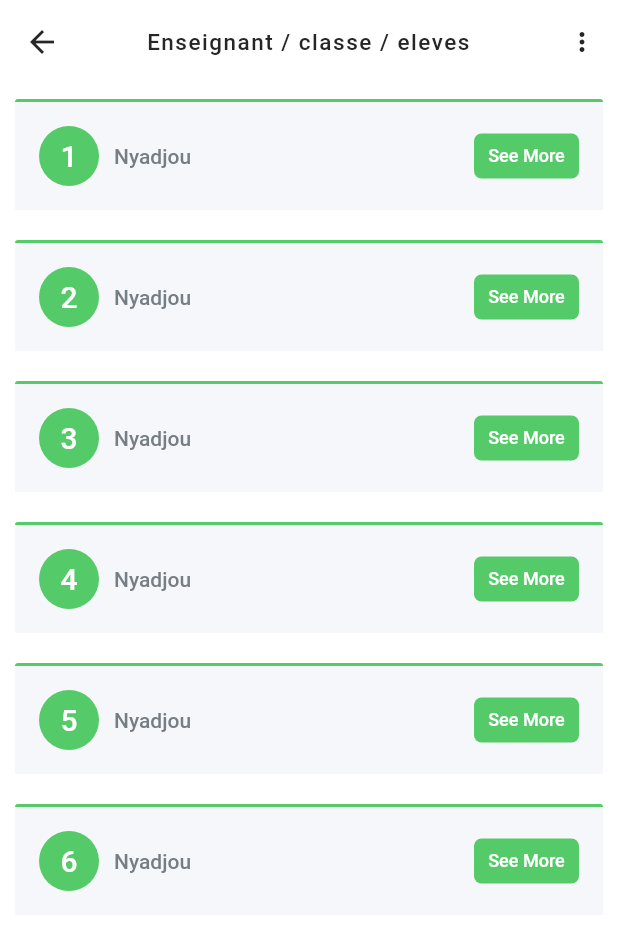
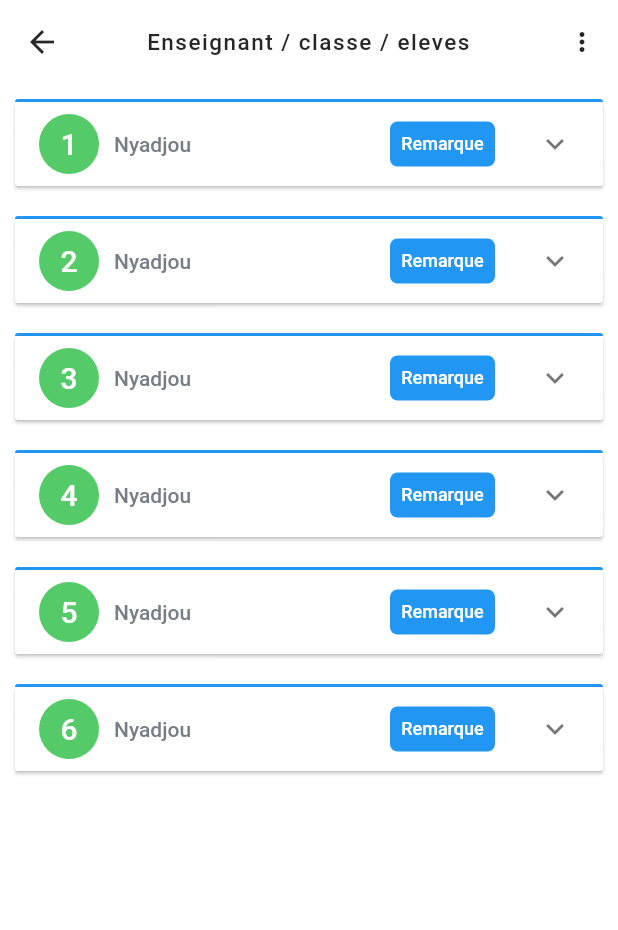
Before and after one commit to geekers-donald237/wasa, a Flutter app: the TeacherStudentsList screen opened directly, on a phone screen of 412 x 824 dp. Shown: the top 930 px of the screen. Run offline on Flutter 3.47's test engine with Material 2 defaults, Android fonts, the phone set to English and light mode, and no system bars; generated files the repository leaves out were written again; Roboto replaces fonts that are missing (Work Sans).

Commit message:
teacher page

```diff
--- a/lib/config/utils/custom_dialog.dart
+++ b/lib/config/utils/custom_dialog.dart
@@ -82,3 +82,37 @@ void showAddChildrenModal(BuildContext context) {
     },
   );
 }
+
+void showRemarqModal(BuildContext context) {
+  showDialog(
+    context: context,
+    builder: (BuildContext context) {
+      var height = MediaQuery.of(context).size.height;
+      var width = MediaQuery.of(context).size.width;
+
+      return AlertDialog(
+        title: Text('Ajouter une Remarque',
+            textAlign: TextAlign.center,
+            style: AppStyle.customTextStyle(AppStyle.kGreyColor, kFontsize20)),
+        content: Column(
+          mainAxisSize: MainAxisSize.min,
+          children: [
+            CustomTextField(
+              icon: Icons.monitor_heart_outlined,
+              hintText: 'Type de L\'incident',
+            ),
+            TextAreaWithLabel(
+              labelText: 'Query ',
+              controller: TextEditingController(),
+              labelPositionIscentered: true,
+            ),
+            const SizedBox(height: kDoubleSpacing),
+            customSubmitBtn(
+              'Ajouter',
+            ),
+          ],
+        ),
+      );
+    },
+  );
+}
--- a/lib/pages/home/teacher/teacher_students.dart
+++ b/lib/pages/home/teacher/teacher_students.dart
@@ -25,7 +25,6 @@ class _TeacherStudentsListState extends State<TeacherStudentsList> {
                   .toString(), // Utilisez l'index de la boucle + 1 comme numéro
               text: 'Nyadjou',
               color: AppStyle.kGreen,
-              isSameColor: true,
             ),
           ),
         ),
--- a/lib/widget/custom_textfield.dart
+++ b/lib/widget/custom_textfield.dart
@@ -5,11 +5,13 @@ class CustomTextField extends StatefulWidget {
   final IconData icon;
   final String hintText;
   final bool isPassword;
+  final int maxLines;
 
   CustomTextField({
     required this.icon,
     required this.hintText,
     this.isPassword = false,
+    this.maxLines = 1
   });
 
   @override
--- a/lib/widget/student_info_details.dart
+++ b/lib/widget/student_info_details.dart
@@ -2,14 +2,16 @@ import 'package:flutter/material.dart';
 
 import '../config/theme/theme.dart';
 import '../config/utils/constant.dart';
+import '../config/utils/custom_dialog.dart';
+import 'helpers/helpers.dart';
 
 class NumberTextWidget extends StatelessWidget {
   final String number;
   final String text;
   final Color color;
 
-  NumberTextWidget(
-      {required this.number,
+  NumberTextWidget({
+    required this.number,
     required this.text,
     required this.color,
   });
@@ -125,18 +127,23 @@ class NumberTextWidget extends StatelessWidget {
   }
 }
 
-
-class NumberTextWidgetFAQ extends StatelessWidget {
+class NumberTextWidgetFAQ extends StatefulWidget {
   final String number;
   final String text;
   final Color color;
-  final bool isSameColor;
 
-  NumberTextWidgetFAQ(
-      {required this.number,
+  NumberTextWidgetFAQ({
+    required this.number,
     required this.text,
     required this.color,
-      required this.isSameColor});
+  });
+
+  @override
+  _NumberTextWidgetFAQState createState() => _NumberTextWidgetFAQState();
+}
+
+class _NumberTextWidgetFAQState extends State<NumberTextWidgetFAQ> {
+  bool _isExpanded = false;
 
   @override
   Widget build(BuildContext context) {
@@ -146,30 +153,28 @@ class NumberTextWidgetFAQ extends StatelessWidget {
         children: [
           Container(
             width: double.infinity,
-            height: 2, // Ajustez la hauteur selon vos besoins
+            height: 2,
             decoration: BoxDecoration(
-              color: isSameColor ? color : Colors.blue, // Couleur de fond bleue
+              color: Colors.blue,
               borderRadius: BorderRadius.only(
-                topLeft: Radius.circular(90.0), // Bordure en haut à gauche
-                topRight: Radius.circular(90.0), // Bordure en haut à droite
+                topLeft: Radius.circular(90.0),
+                topRight: Radius.circular(90.0),
               ),
             ),
           ),
-          Container(
-            decoration: BoxDecoration(
-              color: Color(0xFFF6F7FA),
-            ),
-
-            width: double.infinity,
-            // height: 250,
-            padding: EdgeInsets.all(
-                16), // Espace entre les bords du container et les éléments internes
-
-            child: Column(
-              mainAxisAlignment: MainAxisAlignment
-                  .spaceBetween, // Espace automatique entre les éléments de la colonne
+          ExpansionPanelList(
+            elevation: 1,
+            expandedHeaderPadding: EdgeInsets.zero,
+            expansionCallback: (int index, bool isExpanded) {
+              setState(() {
+                _isExpanded = !isExpanded;
+              });
+            },
             children: [
-                Row(
+              ExpansionPanel(
+                headerBuilder: (BuildContext context, bool isExpanded) {
+                  return ListTile(
+                    title: Row(
                       mainAxisAlignment: MainAxisAlignment.spaceBetween,
                       children: [
                         Row(
@@ -179,17 +184,16 @@ class NumberTextWidgetFAQ extends StatelessWidget {
                               width: 40,
                               height: 40,
                               decoration: BoxDecoration(
-                            borderRadius: BorderRadius.circular(30), // Bordure
+                                borderRadius: BorderRadius.circular(30),
                                 border: Border.all(
-                              color: AppStyle
-                                  .kTransparent, // Couleur de la bordure
-                              width: 2, // Largeur de la bordure (2 pixels)
+                                  color: AppStyle.kTransparent,
+                                  width: 2,
                                 ),
-                            color: color,
+                                color: widget.color,
                               ),
                               child: Center(
                                 child: Text(
-                              number,
+                                  widget.number,
                                   textAlign: TextAlign.center,
                                   style: TextStyle(
                                     color: Colors.white,
@@ -205,7 +209,7 @@ class NumberTextWidgetFAQ extends StatelessWidget {
                               width: kDefaultSpacing,
                             ),
                             Text(
-                          text,
+                              widget.text,
                               textAlign: TextAlign.center,
                               style: TextStyle(
                                 color: Color(0xFF757D85),
@@ -217,16 +221,20 @@ class NumberTextWidgetFAQ extends StatelessWidget {
                             ),
                           ],
                         ),
-                    Container(
+                        GestureDetector(
+                          onTap: () {
+                            showRemarqModal(context);
+                          },
+                          child: Container(
                             width: 70,
                             height: 30,
                             decoration: BoxDecoration(
-                        color: color, // Couleur de fond rouge
-                        borderRadius: BorderRadius.circular(5), // Bordure de 10
+                              color: Colors.blue,
+                              borderRadius: BorderRadius.circular(5),
                             ),
                             child: Center(
                               child: Text(
-                          'See More',
+                                'Remarque',
                                 textAlign: TextAlign.center,
                                 style: TextStyle(
                                   color: Colors.white,
@@ -238,10 +246,103 @@ class NumberTextWidgetFAQ extends StatelessWidget {
                               ),
                             ),
                           ),
-                  ],
                         ),
                       ],
                     ),
+                  );
+                },
+                body: Padding(
+                  padding: const EdgeInsets.all(kDefaultSpacing),
+                  child: Column(
+                    children: [
+                      Container(
+                        width: double.infinity,
+                        height: 5,
+                        decoration: BoxDecoration(
+                          color: AppStyle.kDefaultColor,
+                          borderRadius: BorderRadius.only(
+                            topLeft: Radius.circular(50.0),
+                            topRight: Radius.circular(50.0),
+                          ),
+                        ),
+                      ),
+                      Container(
+                        decoration: BoxDecoration(
+                          color: AppStyle.kgreyToWhite,
+                        ),
+                        padding: EdgeInsets.all(kDefaultSpacing),
+                        child: Column(
+                          children: [
+                            InfoRow(
+                              label: 'Numero',
+                              value: Text('121212'),
+                            ),
+                            InfoRow(
+                              label: 'Nom',
+                              value: Text(
+                                'Nyadjou',
+                                style: TextStyle(
+                                  color: Color(0xFF3BA859),
+                                  fontSize: 14,
+                                  fontFamily: 'Work Sans',
+                                  fontWeight: FontWeight.w500,
+                                  height: 0,
+                                ),
+                              ),
+                            ),
+                            InfoRow(
+                              label: 'Prenom',
+                              value: Text(
+                                'Lucie Danielle',
+                                style: TextStyle(
+                                  color: Color(0xFF3BA859),
+                                  fontSize: 14,
+                                  fontFamily: 'Work Sans',
+                                  fontWeight: FontWeight.w500,
+                                  height: 0,
+                                ),
+                              ),
+                            ),
+                            InfoRow(
+                              label: 'Age',
+                              value: Text('19'),
+                            ),
+                            InfoRow(
+                              label: 'Sexe',
+                              value: Text('Feminin'),
+                            ),
+                            InfoRow(
+                              label: 'Niveau',
+                              value: Text('1 ere'),
+                            ),
+                            InfoRow(
+                              label: 'Classe',
+                              value: Text('1 ere All'),
+                            ),
+                            InfoRow(
+                              label: 'Nationalite',
+                              value: Text('Camerounaise'),
+                            ),
+                          ],
+                        ),
+                      ),
+                      Container(
+                        width: double.infinity,
+                        height: 5,
+                        decoration: BoxDecoration(
+                          color: AppStyle.kDefaultColor,
+                          borderRadius: BorderRadius.only(
+                            bottomLeft: Radius.circular(50.0),
+                            bottomRight: Radius.circular(50.0),
+                          ),
+                        ),
+                      ),
+                    ],
+                  ),
+                ),
+                isExpanded: _isExpanded,
+              ),
+            ],
           ),
         ],
       ),
```
Lines whose indentation alone changed are shown as unchanged.
